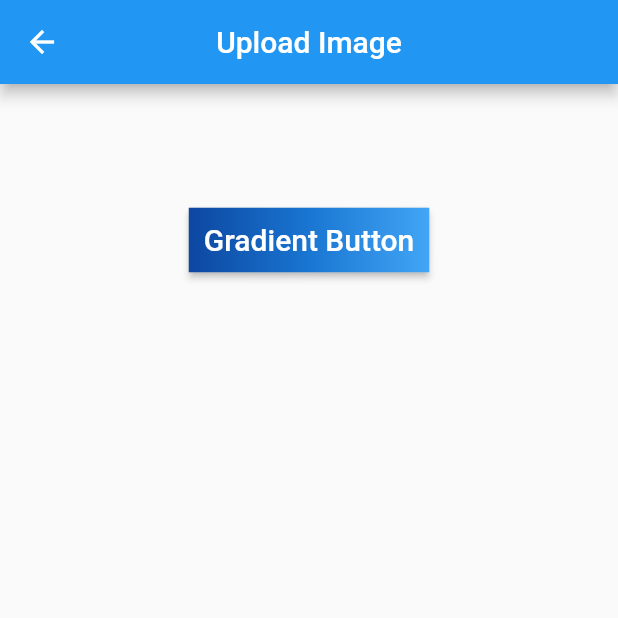
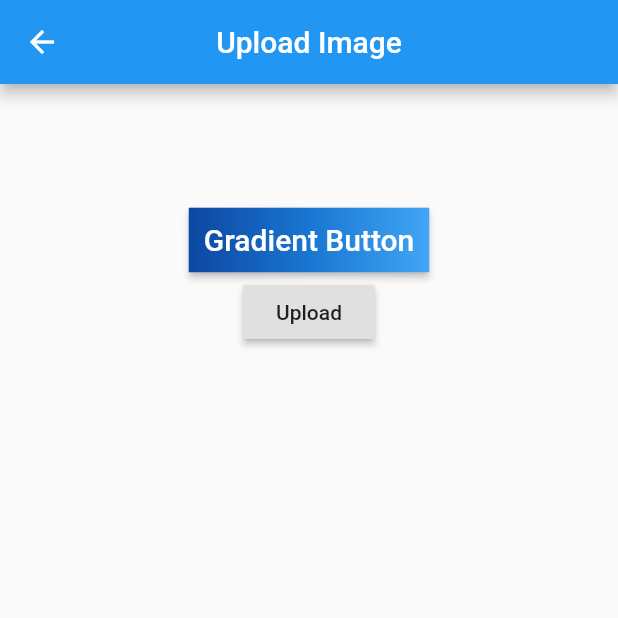
Before and after one commit to DilanMadhusanka/Login_SignUp_App, a Flutter app: the ImageUploading screen opened directly, on a phone screen of 412 x 824 dp, the top half of it. Run offline on Flutter 3.47's test engine with Material 2 defaults, Android fonts, the phone set to English and light mode, and no system bars; our stand-ins replace image_picker.

Commit message:
upload image to backend

```diff
--- a/image_text_viewer/lib/ui/home_page.dart
+++ b/image_text_viewer/lib/ui/home_page.dart
@@ -1,7 +1,9 @@
+import 'dart:convert';
 import 'dart:io';
 
 import 'package:flutter/material.dart';
 import 'package:image_picker/image_picker.dart';
+import 'package:http/http.dart' as http;
 
 class ImageUploading extends StatefulWidget {
   @override
@@ -24,12 +26,25 @@ class _ImageUploadingState extends State<ImageUploading> {
   });
 }
 
-Widget showImage() {
-  if(_image != null) {
-    return Image.file(_image,);
+  Widget showImage() {
+    if(_image != null) {
+      return Image.file(_image,);
+    }
+    return null;
   }
-  return null;
-}
+
+  _upload() async {
+    // var url = 'http://192.168.1.101:8080/read';
+    var request = new http.MultipartRequest("POST", new Uri.http('http://192.168.1.101:8080', '/read'));
+    request.files.add(http.MultipartFile.fromBytes(
+      'filePath',
+      await _image.readAsBytes()
+    ));
+    request.send().then((response) {
+      if (response.statusCode == 200) print("Uploaded!");
+    });
+
+  }
 
 
   @override
@@ -70,6 +85,10 @@ Widget showImage() {
                 ),
               ),
             ),
+            RaisedButton(
+              onPressed: _upload,
+              child: Text('Upload'),
+            )
           ],
         ),
       ),
--- a/image_text_viewer/pubspec.yaml
+++ b/image_text_viewer/pubspec.yaml
@@ -27,6 +27,7 @@ dependencies:
   http: ^0.12.0+4
   image_picker: ^0.6.3
   photo_view: ^0.9.1
+  dio: ^3.0.8
 
 dev_dependencies:
   flutter_test:
```
Also changed, not shown: image_text_viewer/lib/ui/home.dart (+1 -22 lines), image_text_viewer/pubspec.lock.
